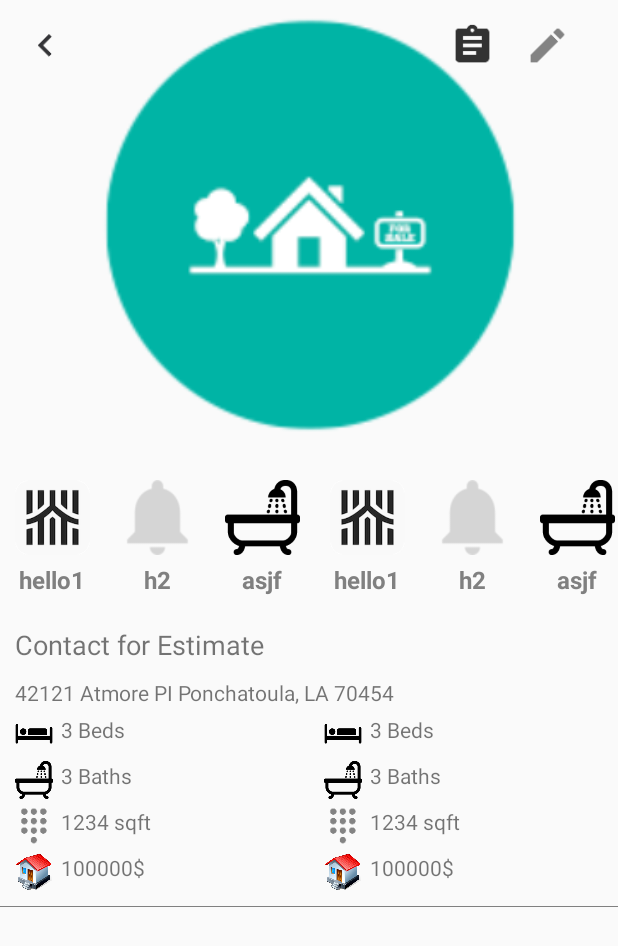
After one commit to tuankhanh45/melodytest, an Android app: the HomeDetailsActivity screen opened directly, with no data from a screen before it, on a phone screen of 412 x 824 dp. The commit adds this screen. Shown: the top 946 px of the screen. Run offline under Robolectric (Android 15) with nearby library versions, the phone set to English and light mode, and no system bars.

Commit message:
add home details

```diff
--- a/app/src/main/AndroidManifest.xml
+++ b/app/src/main/AndroidManifest.xml
@@ -16,6 +16,7 @@
         android:roundIcon="@mipmap/ic_launcher"
         android:supportsRtl="true"
         android:theme="@style/AppTheme">
+        <activity android:name=".HomeDetails.HomeDetailsActivity"></activity>
         <activity android:name=".MainActivity">
             <intent-filter>
                 <action android:name="android.intent.action.MAIN" />
@@ -26,8 +27,7 @@
         <activity
             android:name=".More.SettingsActivity"
             android:label="@string/title_activity_settings"
-            android:theme="@style/AppTheme">
-        </activity>
+            android:theme="@style/AppTheme"></activity>
     </application>
 
 </manifest>
--- a/app/src/main/java/com/example/khanh/melody/Feed/RecyclerListAdapterHome.java
+++ b/app/src/main/java/com/example/khanh/melody/Feed/RecyclerListAdapterHome.java
@@ -1,6 +1,7 @@
 package com.example.khanh.melody.Feed;
 
 import android.content.Context;
+import android.content.Intent;
 import android.support.annotation.NonNull;
 import android.support.v7.widget.RecyclerView;
 import android.view.LayoutInflater;
@@ -8,9 +9,11 @@ import android.view.View;
 import android.view.ViewGroup;
 
 import android.widget.ImageView;
+import android.widget.LinearLayout;
 import android.widget.TextView;
 import android.widget.Toast;
 
+import com.example.khanh.melody.HomeDetails.HomeDetailsActivity;
 import com.example.khanh.melody.R;
 import com.example.khanh.melody.Saved.Home;
 import com.squareup.picasso.Picasso;
@@ -47,6 +50,13 @@ public class RecyclerListAdapterHome extends RecyclerView.Adapter<RecyclerListAd
         } else {
             holder.imgHome.setImageResource(R.drawable.v2);
         }
+        holder.lnhomes.setOnClickListener(new View.OnClickListener() {
+            @Override
+            public void onClick(View view) {
+                Intent intent = new Intent(context, HomeDetailsActivity.class);
+                context.startActivity(intent);
+            }
+        });
     }
 
     @Override
@@ -58,12 +68,14 @@ public class RecyclerListAdapterHome extends RecyclerView.Adapter<RecyclerListAd
         TextView txtPrice;
         TextView txtDescription;
         ImageView imgHome;
+        LinearLayout lnhomes;
 
         public HomeViewHolder(View view) {
             super(view);
             txtPrice = view.findViewById(R.id.txt_price);
             txtDescription = view.findViewById(R.id.txt_title);
             imgHome=view.findViewById(R.id.img_home);
+            lnhomes=(LinearLayout) view.findViewById(R.id.lnhomes);
         }
     }
 }
--- /dev/null
+++ b/app/src/main/java/com/example/khanh/melody/HomeDetails/HomeDetailsActivity.java
@@ -0,0 +1,40 @@
+package com.example.khanh.melody.HomeDetails;
+
+import android.support.v7.app.AppCompatActivity;
+import android.os.Bundle;
+import android.support.v7.widget.LinearLayoutManager;
+import android.support.v7.widget.RecyclerView;
+
+import com.example.khanh.melody.R;
+
+import java.util.ArrayList;
+
+public class HomeDetailsActivity extends AppCompatActivity {
+    int[] imv={R.drawable.app_icon,R.drawable.alert,R.drawable.bathroom,R.drawable.app_icon,R.drawable.alert,R.drawable.bathroom};
+    String[] name={"hello1","h2","asjf","hello1","h2","asjf"};
+    RecyclerView rcitems;
+    Items items;
+    ArrayList<Items> itemsList;
+    RecyclerListAdapterItem recyclerListAdapterItem;
+    @Override
+    protected void onCreate(Bundle savedInstanceState) {
+        super.onCreate(savedInstanceState);
+        setContentView(R.layout.activity_home_details);
+        rcitems=(RecyclerView)findViewById(R.id.rc_item);
+
+        LinearLayoutManager horizontalLayoutManager = new LinearLayoutManager(HomeDetailsActivity.this, LinearLayoutManager.HORIZONTAL, false);
+        rcitems.setLayoutManager(horizontalLayoutManager);
+        itemsList = new ArrayList<>();
+
+        for (int i=0;i<6;i++){
+            items=new Items();
+            items.setIcon(imv[i]);
+            items.setName(name[i]);
+            itemsList.add(items);
+        }
+        recyclerListAdapterItem =new RecyclerListAdapterItem(itemsList,HomeDetailsActivity.this);
+        rcitems.setAdapter(recyclerListAdapterItem);
+//        recyclerListAdapterItem.notifyDataSetChanged();
+
+    }
+}
--- /dev/null
+++ b/app/src/main/java/com/example/khanh/melody/HomeDetails/Items.java
@@ -0,0 +1,41 @@
+package com.example.khanh.melody.HomeDetails;
+
+public class Items {
+    public Items(String id, int icon, String name) {
+        this.id = id;
+        this.icon = icon;
+        this.name = name;
+    }
+
+    private String id;
+    private int icon;
+    private String name;
+
+    public String getId() {
+        return id;
+    }
+
+    public void setId(String id) {
+        this.id = id;
+    }
+
+    public int getIcon() {
+        return icon;
+    }
+
+    public void setIcon(int icon) {
+        this.icon = icon;
+    }
+
+    public String getName() {
+        return name;
+    }
+
+    public void setName(String name) {
+        this.name = name;
+    }
+
+    public Items() {
+
+    }
+}
--- /dev/null
+++ b/app/src/main/java/com/example/khanh/melody/HomeDetails/RecyclerListAdapterItem.java
@@ -0,0 +1,54 @@
+package com.example.khanh.melody.HomeDetails;
+
+import android.content.Context;
+import android.support.v7.widget.RecyclerView;
+import android.view.LayoutInflater;
+import android.view.View;
+import android.view.ViewGroup;
+import android.widget.ImageView;
+import android.widget.TextView;
+import com.example.khanh.melody.R;
+
+import java.util.ArrayList;
+
+public class RecyclerListAdapterItem extends RecyclerView.Adapter<RecyclerListAdapterItem.ItemViewHolder> {
+    private ArrayList<Items> ItemList;
+    Context context;
+
+    public RecyclerListAdapterItem(ArrayList<Items> ItemList, Context context) {
+        this.ItemList = ItemList;
+        this.context = context;
+    }
+
+    @Override
+    public ItemViewHolder onCreateViewHolder(ViewGroup parent, int viewType) {
+        //inflate the layout file
+        View ItemView = LayoutInflater.from(parent.getContext()).inflate(R.layout.item_items, parent, false);
+        ItemViewHolder ith = new ItemViewHolder(ItemView);
+        return ith;
+    }
+
+    @Override
+    public void onBindViewHolder(ItemViewHolder holder, final int position) {
+
+        Items item = ItemList.get(position);
+        holder.txtName.setText(item.getName());
+        holder.imgItem.setBackgroundResource(item.getIcon());
+    }
+
+    @Override
+    public int getItemCount() {
+        return ItemList.size();
+    }
+
+    public class ItemViewHolder extends RecyclerView.ViewHolder {
+        TextView txtName;
+        ImageView imgItem;
+
+        public ItemViewHolder(View view) {
+            super(view);
+            txtName = view.findViewById(R.id.txt_name);
+            imgItem = view.findViewById(R.id.img_item);
+        }
+    }
+}
--- a/app/src/main/java/com/example/khanh/melody/More/MoreFragment.java
+++ b/app/src/main/java/com/example/khanh/melody/More/MoreFragment.java
@@ -1,8 +1,10 @@
 package com.example.khanh.melody.More;
 
 import android.content.Intent;
+import android.graphics.PorterDuff;
 import android.os.Bundle;
 import android.support.v4.app.Fragment;
+import android.support.v4.content.ContextCompat;
 import android.util.Log;
 import android.view.LayoutInflater;
 import android.view.View;
@@ -28,6 +30,7 @@ public class MoreFragment extends Fragment implements View.OnClickListener {
                              Bundle savedInstanceState) {
         View view = inflater.inflate(R.layout.fragment_more, container, false);
         setting=(ImageView)view.findViewById(R.id.img_setting);
+        setting.setColorFilter(ContextCompat.getColor(getActivity(), R.color.white), PorterDuff.Mode.SRC_ATOP);
         viewProfile=(TextView)view.findViewById(R.id.txt_view_profile);
         qualified=(LinearLayout)view.findViewById(R.id.ln_get_qualified);
         rates=(LinearLayout)view.findViewById(R.id.ln_rates);
--- a/app/src/main/java/com/example/khanh/melody/Saved/Saved_Fragment.java
+++ b/app/src/main/java/com/example/khanh/melody/Saved/Saved_Fragment.java
@@ -1,5 +1,6 @@
 package com.example.khanh.melody.Saved;
 
+import android.graphics.Color;
 import android.os.Bundle;
 import android.support.design.widget.TabLayout;
 import android.support.v4.view.ViewPager;
--- /dev/null
+++ b/app/src/main/res/layout/activity_home_details.xml
@@ -0,0 +1,224 @@
+<?xml version="1.0" encoding="utf-8"?>
+<ScrollView
+    xmlns:android="http://schemas.android.com/apk/res/android"
+    xmlns:tools="http://schemas.android.com/tools"
+    android:layout_width="match_parent"
+    android:layout_height="match_parent"
+    tools:context=".HomeDetails.HomeDetailsActivity">
+    <RelativeLayout
+        android:layout_width="match_parent"
+        android:layout_height="match_parent">
+        <LinearLayout
+            android:layout_width="match_parent"
+            android:layout_height="match_parent"
+            android:orientation="vertical">
+            <ImageView
+                android:src="@drawable/openhouse"
+                android:layout_width="match_parent"
+                android:layout_height="300dp"
+                android:id="@+id/img_home"/>
+            <android.support.v7.widget.RecyclerView
+                android:layout_marginTop="10dp"
+                android:id="@+id/rc_item"
+                android:layout_width="match_parent"
+                android:layout_height="wrap_content"/>
+            <TextView
+                android:text="Contact for Estimate"
+                android:textSize="18dp"
+                android:layout_marginLeft="10dp"
+                android:layout_width="match_parent"
+                android:layout_height="wrap_content"
+                android:layout_marginTop="10dp"/>
+            <TextView
+                android:layout_width="match_parent"
+                android:layout_height="wrap_content"
+                android:textSize="14dp"
+                android:layout_marginTop="10dp"
+                android:layout_marginLeft="10dp"
+                android:text="42121 Atmore PI
+Ponchatoula, LA 70454"/>
+            <LinearLayout
+                android:orientation="horizontal"
+                android:layout_width="match_parent"
+                android:layout_height="wrap_content"
+                >
+                <LinearLayout
+                    android:orientation="vertical"
+                    android:layout_weight="1"
+                    android:layout_width="match_parent"
+                    android:layout_height="wrap_content">
+                    <LinearLayout
+                        android:layout_marginTop="5dp"
+                        android:orientation="horizontal"
+                        android:layout_width="match_parent"
+                        android:layout_height="match_parent">
+                        <ImageView
+                            android:layout_marginLeft="10dp"
+                            android:layout_width="25dp"
+                            android:layout_height="25dp"
+                            android:src="@drawable/bedroom"/>
+                        <TextView
+                            android:layout_marginLeft="5dp"
+                            android:layout_width="wrap_content"
+                            android:layout_height="wrap_content"
+                            android:text="3 Beds"/>
+                    </LinearLayout>
+                    <LinearLayout
+                        android:layout_marginTop="5dp"
+                        android:orientation="horizontal"
+                        android:layout_width="match_parent"
+                        android:layout_height="match_parent">
+                        <ImageView
+                            android:layout_marginLeft="10dp"
+                            android:layout_width="25dp"
+                            android:layout_height="25dp"
+                            android:src="@drawable/bathroom"/>
+                        <TextView
+                            android:layout_marginLeft="5dp"
+                            android:layout_width="wrap_content"
+                            android:layout_height="wrap_content"
+                            android:text="3 Baths"/>
+                    </LinearLayout>
+                    <LinearLayout
+                        android:layout_marginTop="5dp"
+                        android:orientation="horizontal"
+                        android:layout_width="match_parent"
+                        android:layout_height="match_parent">
+                        <ImageView
+                            android:layout_marginLeft="10dp"
+                            android:layout_width="25dp"
+                            android:layout_height="25dp"
+                            android:src="@drawable/ic_setting"/>
+                        <TextView
+                            android:layout_marginLeft="5dp"
+                            android:layout_width="wrap_content"
+                            android:layout_height="wrap_content"
+                            android:text="1234 sqft"/>
+                    </LinearLayout>
+                    <LinearLayout
+                        android:layout_marginTop="5dp"
+                        android:orientation="horizontal"
+                        android:layout_width="match_parent"
+                        android:layout_height="match_parent">
+                        <ImageView
+                            android:layout_marginLeft="10dp"
+                            android:layout_width="25dp"
+                            android:layout_height="25dp"
+                            android:src="@drawable/house"/>
+                        <TextView
+                            android:layout_marginLeft="5dp"
+                            android:layout_width="wrap_content"
+                            android:layout_height="wrap_content"
+                            android:text="100000$"/>
+                    </LinearLayout>
+
+                </LinearLayout>
+
+                <LinearLayout
+                    android:orientation="vertical"
+                    android:layout_weight="1"
+                    android:layout_width="match_parent"
+                    android:layout_height="wrap_content">
+                    <LinearLayout
+                        android:layout_marginTop="5dp"
+                        android:orientation="horizontal"
+                        android:layout_width="match_parent"
+                        android:layout_height="match_parent">
+                        <ImageView
+                            android:layout_marginLeft="10dp"
+                            android:layout_width="25dp"
+                            android:layout_height="25dp"
+                            android:src="@drawable/bedroom"/>
+                        <TextView
+                            android:layout_marginLeft="5dp"
+                            android:layout_width="wrap_content"
+                            android:layout_height="wrap_content"
+                            android:text="3 Beds"/>
+                    </LinearLayout>
+                    <LinearLayout
+                        android:layout_marginTop="5dp"
+                        android:orientation="horizontal"
+                        android:layout_width="match_parent"
+                        android:layout_height="match_parent">
+                        <ImageView
+                            android:layout_marginLeft="10dp"
+                            android:layout_width="25dp"
+                            android:layout_height="25dp"
+                            android:src="@drawable/bathroom"/>
+                        <TextView
+                            android:layout_marginLeft="5dp"
+                            android:layout_width="wrap_content"
+                            android:layout_height="wrap_content"
+                            android:text="3 Baths"/>
+                    </LinearLayout>
+                    <LinearLayout
+                        android:layout_marginTop="5dp"
+                        android:orientation="horizontal"
+                        android:layout_width="match_parent"
+                        android:layout_height="match_parent">
+                        <ImageView
+                            android:layout_marginLeft="10dp"
+                            android:layout_width="25dp"
+                            android:layout_height="25dp"
+                            android:src="@drawable/ic_setting"/>
+                        <TextView
+                            android:layout_marginLeft="5dp"
+                            android:layout_width="wrap_content"
+                            android:layout_height="wrap_content"
+                            android:text="1234 sqft"/>
+                    </LinearLayout>
+                    <LinearLayout
+                        android:layout_marginTop="5dp"
+                        android:orientation="horizontal"
+                        android:layout_width="match_parent"
+                        android:layout_height="match_parent">
+                        <ImageView
+                            android:layout_marginLeft="10dp"
+                            android:layout_width="25dp"
+                            android:layout_height="25dp"
+                            android:src="@drawable/house"/>
+                        <TextView
+                            android:layout_marginLeft="5dp"
+                            android:layout_width="wrap_content"
+                            android:layout_height="wrap_content"
+                            android:text="100000$"/>
+                    </LinearLayout>
+                </LinearLayout>
+            </LinearLayout>
+            <LinearLayout
+                android:orientation="vertical"
+                android:layout_marginTop="10dp"
+                android:layout_width="match_parent"
+                android:layout_height="0.5dp"
+                android:background="@color/gray">
+            </LinearLayout>
+
+        </LinearLayout>
+        <RelativeLayout
+            android:layout_width="match_parent"
+            android:layout_height="70dp"
+            android:background="#00000000"
+            >
+            <ImageView
+                android:layout_width="30dp"
+                android:layout_height="30dp"
+                android:layout_margin="15dp"
+                android:src="@drawable/ic_back"/>
+
+            <ImageView
+                android:layout_width="30dp"
+                android:layout_height="30dp"
+                android:layout_marginTop="15dp"
+                android:layout_marginLeft="300dp"
+                android:src="@drawable/ic_list" />
+
+            <ImageView
+                android:layout_width="30dp"
+                android:layout_height="30dp"
+                android:layout_marginTop="15dp"
+                android:layout_marginLeft="350dp"
+                android:src="@drawable/ic_action_pen" />
+        </RelativeLayout>
+    </RelativeLayout>
+
+</ScrollView>
--- a/app/src/main/res/layout/activity_saved.xml
+++ b/app/src/main/res/layout/activity_saved.xml
@@ -3,6 +3,7 @@
     xmlns:tools="http://schemas.android.com/tools"
     android:layout_width="match_parent"
     android:layout_height="match_parent"
+    xmlns:app="http://schemas.android.com/apk/res-auto"
     android:orientation="vertical"
     tools:context=".MainActivity">
 
@@ -18,6 +19,10 @@
         android:textStyle="bold" />
 
     <android.support.design.widget.TabLayout
+        app:tabTextColor="@color/white"
+        app:tabSelectedTextColor="@color/blue"
+        android:background="@color/green"
+        app:tabIndicatorColor="@color/white"
         android:id="@+id/sliding_tabs"
         android:layout_width="match_parent"
         android:layout_height="wrap_content" />
--- a/app/src/main/res/layout/item_home.xml
+++ b/app/src/main/res/layout/item_home.xml
@@ -2,6 +2,7 @@
 <LinearLayout xmlns:android="http://schemas.android.com/apk/res/android"
     android:layout_width="wrap_content"
     android:layout_height="wrap_content"
+    android:id="@+id/lnhomes"
     android:layout_margin="10dp"
     android:orientation="vertical">
 
--- /dev/null
+++ b/app/src/main/res/layout/item_items.xml
@@ -0,0 +1,22 @@
+<?xml version="1.0" encoding="utf-8"?>
+<LinearLayout xmlns:android="http://schemas.android.com/apk/res/android"
+    android:layout_width="wrap_content"
+    android:layout_height="match_parent"
+    android:layout_margin="10dp"
+    android:gravity="center"
+    android:orientation="vertical">
+    <ImageView
+        android:id="@+id/img_item"
+        android:layout_width="50dp"
+        android:layout_height="50dp"
+         />
+    <TextView
+        android:layout_marginTop="5dp"
+        android:id="@+id/txt_name"
+        android:text="hello"
+        android:textSize="16dp"
+        android:textColor="@color/gray"
+        android:textStyle="bold"
+        android:layout_width="wrap_content"
+        android:layout_height="wrap_content" />
+</LinearLayout>
--- a/build.gradle
+++ b/build.gradle
@@ -7,7 +7,7 @@ buildscript {
         jcenter()
     }
     dependencies {
-        classpath 'com.android.tools.build:gradle:3.2.1'
+        classpath 'com.android.tools.build:gradle:3.3.0'
 
 
         // NOTE: Do not place your application dependencies here; they belong
```
Also changed, not shown: gradle/wrapper/gradle-wrapper.properties.
